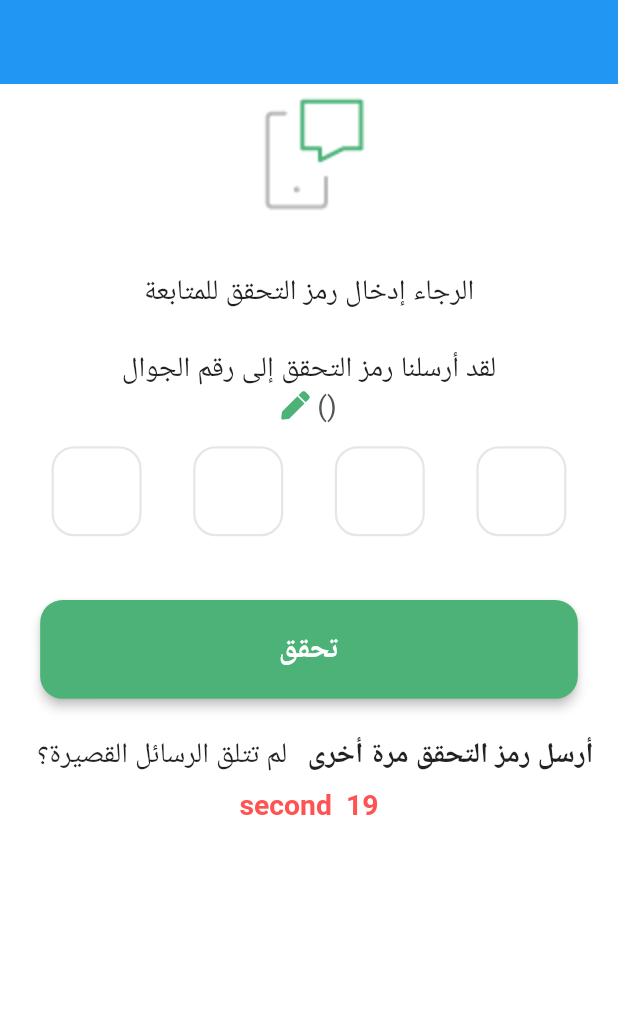
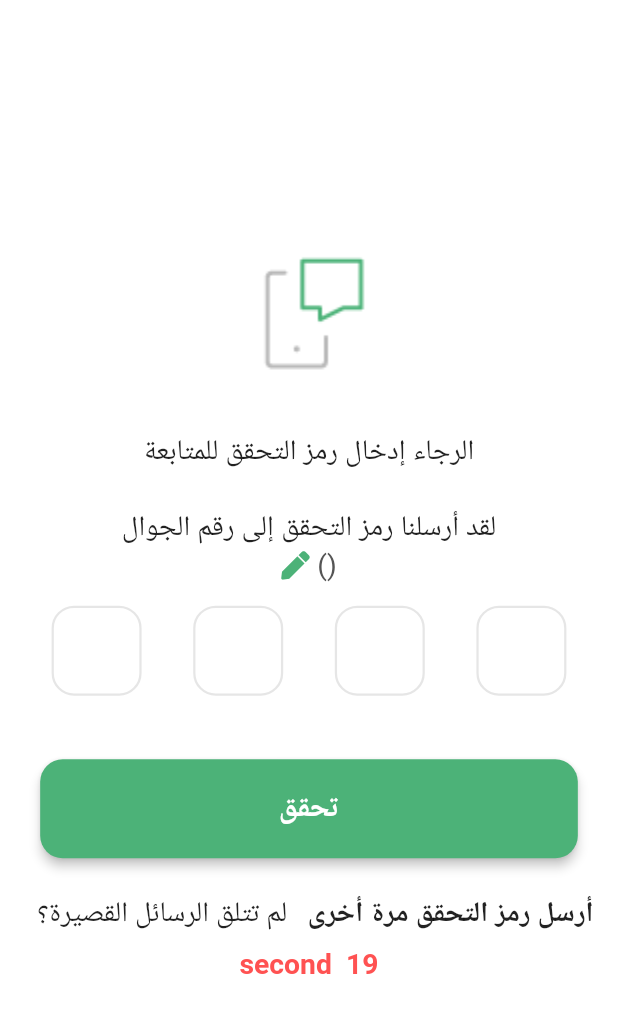
Before and after one commit to mualii/rest_cafe, a Flutter app: the screen it shows after launch, after a tap on "تسجيل دخول", on a phone screen of 412 x 824 dp. Shown: the top 1013 px of the screen. Run offline on Flutter 3.47's test engine with Material 2 defaults, Android fonts, the phone set to English and light mode, and no system bars; drawn by our look-alikes of pin_code_fields; our stand-ins replace easy_localization, flutter_screenutil, font_awesome_flutter, intl_phone_number_input.

Commit message:
Login phone editing

```diff
--- a/lib/modules/loginScreen/loginScreen.dart
+++ b/lib/modules/loginScreen/loginScreen.dart
@@ -1,6 +1,5 @@
 import 'package:flutter/material.dart';
 import 'package:flutter_screenutil/flutter_screenutil.dart';
-import 'package:intl_phone_field/intl_phone_field.dart';
 import 'package:intl_phone_number_input/intl_phone_number_input.dart';
 import 'package:rest_cafe/modules/verify_OTP_screen/verify_OTP_screen.dart';
 import 'package:rest_cafe/shared/components/components.dart';
@@ -8,71 +7,62 @@ import 'package:rest_cafe/shared/styles/colors.dart';
 
 class LoginScreen extends StatelessWidget {
   var _userPhoneController = TextEditingController();
+  final GlobalKey<FormState> formKey = GlobalKey<FormState>();
   PhoneNumber number = PhoneNumber(isoCode: "SA");
   @override
   Widget build(BuildContext context) {
     print("phone ${_userPhoneController.text}");
     return Scaffold(
-      body: Center(
+      body: Form(
+        key: formKey,
+        child: Center(
           child: Column(
             mainAxisAlignment: MainAxisAlignment.center,
             children: [
               myTitle(title: "RESTCAFE", font: 50.sp, color: color1),
               SizedBox(height: .1.sh),
               Container(
-              height: 55.h,
+                height: 49.h,
                 width: .94.sw,
-              // child: InternationalPhoneNumberInput(
-              //   textAlign: TextAlign.right,
-              //   inputDecoration: InputDecoration(
-              //     hintText: "رقم الهاتف",
-              //     hintStyle: TextStyle(
-              //       color: Color(0xffAAAAAA),
-              //       fontSize: 16.sp,
-              //     ),
-              //     labelStyle: TextStyle(
-              //       color: Color(0xffAAAAAA),
-              //     ),
-              //     border: OutlineInputBorder(
-              //       borderRadius: BorderRadius.circular(10),
-              //     ),
-              //   ),
-              //   onInputChanged: (PhoneNumber number) {
-              //     print(number.phoneNumber);
-              //   },
-              //   selectorConfig: SelectorConfig(
-              //     selectorType: PhoneInputSelectorType.BOTTOM_SHEET,
-              //   ),
-              //   ignoreBlank: false,
-              //   autoValidateMode: AutovalidateMode.disabled,
-              //   selectorTextStyle: TextStyle(color: Colors.black),
-              //   initialValue: number,
-              //   textFieldController: _userPhoneController,
-              //   formatInput: false,
-              //   keyboardType: TextInputType.numberWithOptions(
-              //       signed: true, decimal: true),
-              //   inputBorder: OutlineInputBorder(),
-              //   onSaved: (PhoneNumber number) {
-              //     print('On Saved: $number');
-              //   },
-              // ),
-              child: IntlPhoneField(
-                controller: _userPhoneController,
-                decoration: InputDecoration(
-                  labelText: "رقم الهاتف",
+                child: InternationalPhoneNumberInput(
+                  textAlign: TextAlign.right,
+                  inputDecoration: InputDecoration(
+                    hintText: "رقم الهاتف",
+                    hintStyle: TextStyle(
+                      color: Color(0xffAAAAAA),
+                      fontSize: 16.sp,
+                    ),
+                    labelStyle: TextStyle(
+                      color: Color(0xffAAAAAA),
+                    ),
                     border: OutlineInputBorder(
-                      borderRadius: BorderRadius.circular(10)),
+                      borderRadius: BorderRadius.circular(10),
                     ),
-                initialCountryCode: 'SA',
-                onChanged: (phone) {
-                  print(phone.completeNumber);
+                  ),
+                  onInputChanged: (PhoneNumber number) {
+                    print(number.phoneNumber);
+                  },
+                  selectorConfig: SelectorConfig(
+                    selectorType: PhoneInputSelectorType.BOTTOM_SHEET,
+                  ),
+                  ignoreBlank: false,
+                  autoValidateMode: AutovalidateMode.disabled,
+                  selectorTextStyle: TextStyle(color: Colors.black),
+                  initialValue: number,
+                  textFieldController: _userPhoneController,
+                  formatInput: false,
+                  keyboardType: TextInputType.numberWithOptions(
+                      signed: true, decimal: true),
+                  inputBorder: OutlineInputBorder(),
+                  onSaved: (PhoneNumber number) {
+                    print('On Saved: $number');
                   },
                 ),
               ),
               SizedBox(height: 20.h),
               InkWell(
-              child:
-                  mainBottom(title: "تسجيل دخول", width: .94.sw, height: 50.h),
+                child: mainBottom(
+                    title: "تسجيل دخول", width: .94.sw, height: 50.h),
                 onTap: () => navigateAndFinish(
                     context,
                     PinCodePhoneScreen(
@@ -101,13 +91,16 @@ class LoginScreen extends StatelessWidget {
                 mainAxisAlignment: MainAxisAlignment.center,
                 children: [
                   myTitle(
-                    title: "ليس لديك حساب؟", font: 18.sp, color: Colors.black),
+                      title: "ليس لديك حساب؟",
+                      font: 18.sp,
+                      color: Colors.black),
                   myTitle(title: "انشاء حساب", font: 18.sp, color: color1),
                 ],
               )
             ],
           ),
         ),
+      ),
     );
   }
 }
--- a/lib/modules/verify_OTP_screen/verify_OTP_screen.dart
+++ b/lib/modules/verify_OTP_screen/verify_OTP_screen.dart
@@ -70,10 +70,8 @@ class _PinCodePhoneScreenState extends State<PinCodePhoneScreen> {
       },
       child: Scaffold(
         backgroundColor: Colors.white,
-        appBar: AppBar(
-          elevation: 0,
-        ),
-        body: SingleChildScrollView(
+        body: Center(
+          child: SingleChildScrollView(
             child: Column(
               //    mainAxisAlignment: MainAxisAlignment.center,
               children: [
@@ -92,7 +90,8 @@ class _PinCodePhoneScreenState extends State<PinCodePhoneScreen> {
                       alignment: Alignment.center,
                       width: .8.sw,
                       child: myTitle(
-                        title: "الرجاء إدخال رمز التحقق للمتابعة", font: 18.sp),
+                          title: "الرجاء إدخال رمز التحقق للمتابعة",
+                          font: 18.sp),
                     ),
                     SizedBox(
                       height: .03.sh,
@@ -173,6 +172,7 @@ class _PinCodePhoneScreenState extends State<PinCodePhoneScreen> {
             ),
           ),
         ),
+      ),
     );
   }
 
```
Lines whose indentation alone changed are shown as unchanged.
